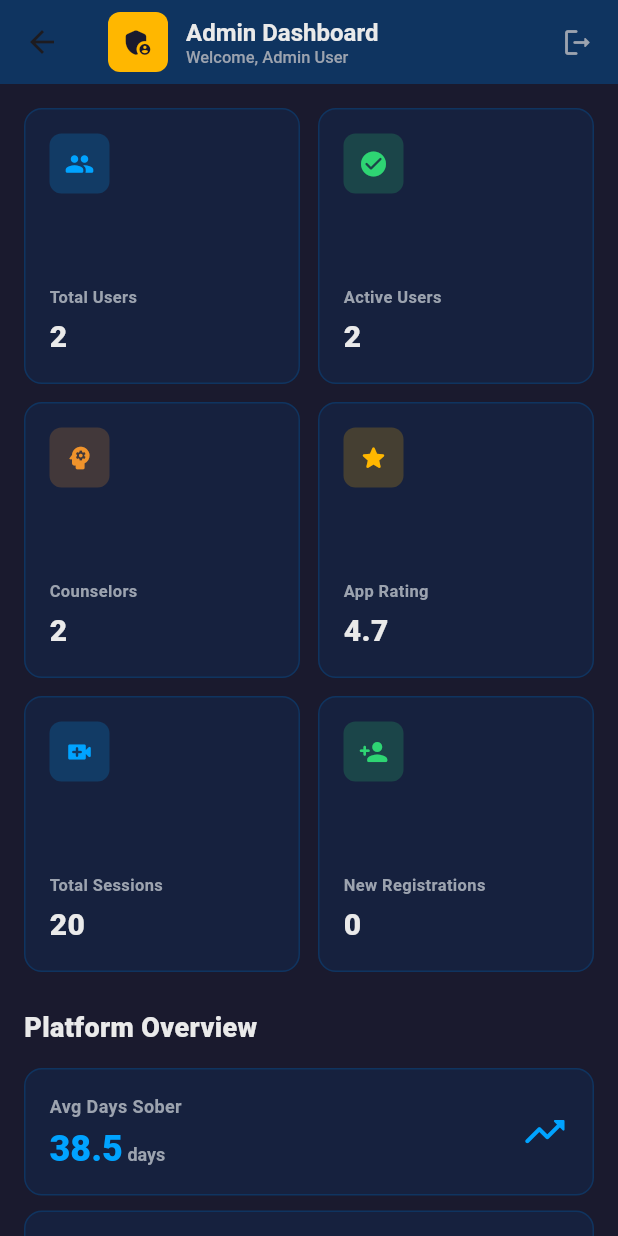
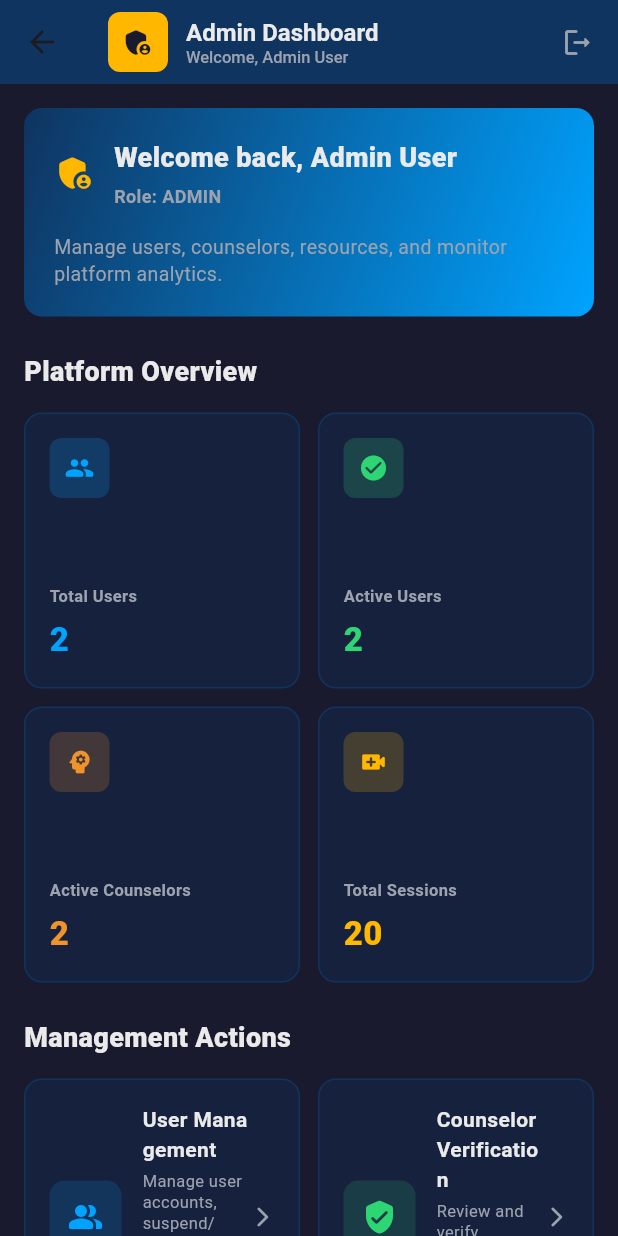
Before and after one commit to pmsdiwyanjalee/mindpath-app, a Flutter app: the AdminDashboardScreen screen opened by its route, on a phone screen of 412 x 824 dp. Run offline on Flutter 3.47's test engine with Material 3 defaults, Android fonts, the light colour scheme and no system bars; our stand-ins replace file_picker, shared_preferences; accounts and stored records are empty; generated files the repository leaves out were written again.

Commit message:
admin dashboard

```diff
--- a/lib/admin/admin_dashboard_screen.dart
+++ b/lib/admin/admin_dashboard_screen.dart
@@ -112,46 +112,67 @@ class _AdminDashboardScreenState extends State<AdminDashboardScreen> {
               child: Column(
                 crossAxisAlignment: CrossAxisAlignment.start,
                 children: [
-                  // ── Stats Grid ────────────────────────────────────────────
-                  GridView.count(
-                    crossAxisCount: 2,
-                    crossAxisSpacing: 12,
-                    mainAxisSpacing: 12,
-                    shrinkWrap: true,
-                    physics: const NeverScrollableScrollPhysics(),
+                  // ── Welcome Header ────────────────────────────────────────
+                  Container(
+                    width: double.infinity,
+                    padding: const EdgeInsets.all(20),
+                    decoration: BoxDecoration(
+                      gradient: const LinearGradient(
+                        colors: [_surface, _accentBlue],
+                        begin: Alignment.topLeft,
+                        end: Alignment.bottomRight,
+                      ),
+                      borderRadius: BorderRadius.circular(12),
+                    ),
+                    child: Column(
+                      crossAxisAlignment: CrossAxisAlignment.start,
                       children: [
-                      _statCard('Total Users', _analytics.totalUsers.toString(),
-                          Icons.people_rounded, _accentBlue),
-                      _statCard(
-                          'Active Users',
-                          _analytics.activeUsers.toString(),
-                          Icons.check_circle_rounded,
-                          _successGreen),
-                      _statCard(
-                          'Counselors',
-                          _analytics.activeCounselors.toString(),
-                          Icons.psychology_rounded,
-                          _warningOrange),
-                      _statCard(
-                          'App Rating',
-                          _analytics.appRating.toStringAsFixed(1),
-                          Icons.star_rounded,
-                          _accentGold),
-                      _statCard(
-                          'Total Sessions',
-                          _analytics.totalSessions.toString(),
-                          Icons.video_call_rounded,
-                          _accentBlue),
-                      _statCard(
-                          'New Registrations',
-                          _analytics.newRegistrations.toString(),
-                          Icons.person_add_rounded,
-                          _successGreen),
+                        Row(
+                          children: [
+                            const Icon(Icons.admin_panel_settings_rounded,
+                                color: _accentGold, size: 28),
+                            const SizedBox(width: 12),
+                            Expanded(
+                              child: Column(
+                                crossAxisAlignment: CrossAxisAlignment.start,
+                                children: [
+                                  Text(
+                                    'Welcome back, ${widget.adminUser.fullName}',
+                                    style: const TextStyle(
+                                      color: _textLight,
+                                      fontSize: 18,
+                                      fontWeight: FontWeight.w800,
+                                    ),
+                                  ),
+                                  const SizedBox(height: 4),
+                                  Text(
+                                    'Role: ${widget.adminUser.role.replaceAll('_', ' ').toUpperCase()}',
+                                    style: const TextStyle(
+                                      color: _textMuted,
+                                      fontSize: 12,
+                                      fontWeight: FontWeight.w600,
+                                    ),
+                                  ),
                                 ],
+                              ),
+                            ),
+                          ],
+                        ),
+                        const SizedBox(height: 16),
+                        const Text(
+                          'Manage users, counselors, resources, and monitor platform analytics.',
+                          style: TextStyle(
+                            color: _textMuted,
+                            fontSize: 13,
+                            height: 1.4,
+                          ),
+                        ),
+                      ],
+                    ),
                   ),
                   const SizedBox(height: 24),
 
-                  // ── Quick Stats ───────────────────────────────────────────
+                  // ── Key Metrics ───────────────────────────────────────────
                   const Text(
                     'Platform Overview',
                     style: TextStyle(
@@ -161,22 +182,44 @@ class _AdminDashboardScreenState extends State<AdminDashboardScreen> {
                     ),
                   ),
                   const SizedBox(height: 14),
-                  _quickStatsCard(
-                      'Avg Days Sober',
-                      _analytics.averageDaysSober.toStringAsFixed(1),
-                      'days',
-                      _accentBlue),
-                  const SizedBox(height: 10),
-                  _quickStatsCard(
-                      'Appointments',
-                      _analytics.appointmentsScheduled.toString(),
-                      'scheduled',
-                      _successGreen),
+                  GridView.count(
+                    crossAxisCount: 2,
+                    crossAxisSpacing: 12,
+                    mainAxisSpacing: 12,
+                    shrinkWrap: true,
+                    physics: const NeverScrollableScrollPhysics(),
+                    children: [
+                      _metricCard(
+                        'Total Users',
+                        _analytics.totalUsers.toString(),
+                        Icons.people_rounded,
+                        _accentBlue,
+                      ),
+                      _metricCard(
+                        'Active Users',
+                        _analytics.activeUsers.toString(),
+                        Icons.check_circle_rounded,
+                        _successGreen,
+                      ),
+                      _metricCard(
+                        'Active Counselors',
+                        _analytics.activeCounselors.toString(),
+                        Icons.psychology_rounded,
+                        _warningOrange,
+                      ),
+                      _metricCard(
+                        'Total Sessions',
+                        _analytics.totalSessions.toString(),
+                        Icons.video_call_rounded,
+                        _accentGold,
+                      ),
+                    ],
+                  ),
                   const SizedBox(height: 24),
 
-                  // ── Management Options ────────────────────────────────────
+                  // ── Management Actions ─────────────────────────────────────
                   const Text(
-                    'Management',
+                    'Management Actions',
                     style: TextStyle(
                       color: _textLight,
                       fontSize: 18,
@@ -184,48 +227,126 @@ class _AdminDashboardScreenState extends State<AdminDashboardScreen> {
                     ),
                   ),
                   const SizedBox(height: 14),
-                  _managementButton(
+                  GridView.count(
+                    crossAxisCount: 2,
+                    crossAxisSpacing: 12,
+                    mainAxisSpacing: 12,
+                    shrinkWrap: true,
+                    physics: const NeverScrollableScrollPhysics(),
+                    children: [
+                      _actionCard(
                         'User Management',
-                    'View, manage, and suspend users',
+                        'Manage user accounts, suspend/activate users',
                         Icons.people_alt_rounded,
                         _accentBlue,
                         () => Navigator.pushNamed(context, '/admin-users'),
                       ),
-                  const SizedBox(height: 10),
-                  _managementButton(
-                    'Counselor Management',
-                    'Verify and manage counselor profiles',
-                    Icons.person_outline_rounded,
-                    _warningOrange,
+                      _actionCard(
+                        'Counselor Verification',
+                        'Review and verify counselor applications',
+                        Icons.verified_user_rounded,
+                        _successGreen,
                         () => Navigator.pushNamed(context, '/admin-counselors'),
                       ),
-                  const SizedBox(height: 10),
-                  _managementButton(
-                    'Resources Management',
-                    'Create, edit, and publish resources',
+                      _actionCard(
+                        'Resource Management',
+                        'Publish and manage recovery resources',
                         Icons.library_books_rounded,
-                    _successGreen,
+                        _warningOrange,
                         () => Navigator.pushNamed(context, '/admin-resources'),
                       ),
-                  const SizedBox(height: 10),
-                  _managementButton(
-                    'Analytics & Reports',
-                    'View detailed analytics and reports',
-                    Icons.bar_chart_rounded,
+                      _actionCard(
+                        'Support Tickets',
+                        'Handle user support requests',
+                        Icons.support_agent_rounded,
                         _accentGold,
-                    () => Navigator.pushNamed(context, '/admin-analytics'),
+                        () => Navigator.pushNamed(context, '/admin-support'),
                       ),
-                  const SizedBox(height: 10),
-                  _managementButton(
-                    'Support Tickets',
-                    'Manage user support tickets',
-                    Icons.support_agent_rounded,
-                    _accentBlue,
-                    () => Navigator.pushNamed(context, '/admin-support'),
+                    ],
                   ),
                   const SizedBox(height: 24),
 
-                  // ── Admin Info ────────────────────────────────────────────
+                  // ── Analytics & Reports ────────────────────────────────────
+                  const Text(
+                    'Analytics & Reports',
+                    style: TextStyle(
+                      color: _textLight,
+                      fontSize: 18,
+                      fontWeight: FontWeight.w800,
+                    ),
+                  ),
+                  const SizedBox(height: 14),
+                  _actionCard(
+                    'View Detailed Analytics',
+                    'Comprehensive platform metrics and insights',
+                    Icons.analytics_rounded,
+                    _accentBlue,
+                    () => Navigator.pushNamed(context, '/admin-analytics'),
+                    isFullWidth: true,
+                  ),
+                  const SizedBox(height: 24),
+
+                  // ── Quick Stats ───────────────────────────────────────────
+                  const Text(
+                    'Quick Stats',
+                    style: TextStyle(
+                      color: _textLight,
+                      fontSize: 18,
+                      fontWeight: FontWeight.w800,
+                    ),
+                  ),
+                  const SizedBox(height: 14),
+                  Container(
+                    padding: const EdgeInsets.all(16),
+                    decoration: BoxDecoration(
+                      color: _cardBg,
+                      borderRadius: BorderRadius.circular(12),
+                      border: Border.all(color: _surface, width: 1),
+                    ),
+                    child: Column(
+                      children: [
+                        _quickStatRow(
+                          'New Registrations (30 days)',
+                          _analytics.newRegistrations.toString(),
+                          Icons.person_add_rounded,
+                          _successGreen,
+                        ),
+                        const Divider(color: Color(0xFF2A3E5A), height: 16),
+                        _quickStatRow(
+                          'App Rating',
+                          _analytics.appRating.toStringAsFixed(1),
+                          Icons.star_rounded,
+                          _accentGold,
+                        ),
+                        const Divider(color: Color(0xFF2A3E5A), height: 16),
+                        _quickStatRow(
+                          'Avg Days Sober',
+                          _analytics.averageDaysSober.toStringAsFixed(1),
+                          Icons.trending_up_rounded,
+                          _accentBlue,
+                        ),
+                        const Divider(color: Color(0xFF2A3E5A), height: 16),
+                        _quickStatRow(
+                          'Scheduled Appointments',
+                          _analytics.appointmentsScheduled.toString(),
+                          Icons.calendar_today_rounded,
+                          _warningOrange,
+                        ),
+                      ],
+                    ),
+                  ),
+                  const SizedBox(height: 24),
+
+                  // ── System Status ──────────────────────────────────────────
+                  const Text(
+                    'System Status',
+                    style: TextStyle(
+                      color: _textLight,
+                      fontSize: 18,
+                      fontWeight: FontWeight.w800,
+                    ),
+                  ),
+                  const SizedBox(height: 14),
                   Container(
                     padding: const EdgeInsets.all(16),
                     decoration: BoxDecoration(
@@ -236,52 +357,42 @@ class _AdminDashboardScreenState extends State<AdminDashboardScreen> {
                     child: Row(
                       children: [
                         Container(
-                          width: 50,
-                          height: 50,
+                          width: 12,
+                          height: 12,
                           decoration: BoxDecoration(
-                            color: _accentGold.withValues(alpha: 0.2),
-                            borderRadius: BorderRadius.circular(8),
-                          ),
-                          child: const Center(
-                            child: Icon(Icons.admin_panel_settings_rounded,
-                                color: _accentGold, size: 24),
+                            color: _successGreen,
+                            borderRadius: BorderRadius.circular(6),
                           ),
                         ),
-                        const SizedBox(width: 14),
-                        Expanded(
-                          child: Column(
-                            crossAxisAlignment: CrossAxisAlignment.start,
-                            children: [
-                              Text(
-                                widget.adminUser.fullName,
-                                style: const TextStyle(
+                        const SizedBox(width: 12),
+                        const Expanded(
+                          child: Text(
+                            'All systems operational',
+                            style: TextStyle(
                               color: _textLight,
                               fontSize: 14,
-                                  fontWeight: FontWeight.w700,
+                              fontWeight: FontWeight.w600,
+                            ),
                           ),
                         ),
                         Text(
-                                '${widget.adminUser.role} • ${widget.adminUser.email}',
+                          'Last updated: ${DateTime.now().toString().split('.')[0]}',
                           style: const TextStyle(
                             color: _textMuted,
                             fontSize: 11,
-                                  fontWeight: FontWeight.w500,
                           ),
                         ),
                       ],
                     ),
                   ),
-                      ],
-                    ),
-                  ),
-                  const SizedBox(height: 24),
+                  const SizedBox(height: 16),
                 ],
               ),
             ),
     );
   }
 
-  Widget _statCard(String label, String value, IconData icon, Color color) {
+  Widget _metricCard(String label, String value, IconData icon, Color color) {
     return Container(
       decoration: BoxDecoration(
         color: _cardBg,
@@ -315,12 +426,12 @@ class _AdminDashboardScreenState extends State<AdminDashboardScreen> {
                   fontWeight: FontWeight.w600,
                 ),
               ),
-              const SizedBox(height: 4),
+              const SizedBox(height: 6),
               Text(
                 value,
-                style: const TextStyle(
-                  color: _textLight,
-                  fontSize: 20,
+                style: TextStyle(
+                  color: color,
+                  fontSize: 22,
                   fontWeight: FontWeight.w800,
                 ),
               ),
@@ -331,76 +442,27 @@ class _AdminDashboardScreenState extends State<AdminDashboardScreen> {
     );
   }
 
-  Widget _quickStatsCard(
-      String label, String value, String suffix, Color color) {
-    return Container(
+  Widget _actionCard(String title, String subtitle, IconData icon, Color color,
+      VoidCallback onTap,
+      {bool isFullWidth = false}) {
+    final card = Container(
       decoration: BoxDecoration(
         color: _cardBg,
         borderRadius: BorderRadius.circular(12),
         border: Border.all(color: _surface, width: 1),
       ),
-      padding: const EdgeInsets.all(16),
-      child: Row(
-        mainAxisAlignment: MainAxisAlignment.spaceBetween,
-        children: [
-          Column(
-            crossAxisAlignment: CrossAxisAlignment.start,
-            children: [
-              Text(
-                label,
-                style: const TextStyle(
-                  color: _textMuted,
-                  fontSize: 12,
-                  fontWeight: FontWeight.w600,
-                ),
-              ),
-              const SizedBox(height: 6),
-              RichText(
-                text: TextSpan(
-                  children: [
-                    TextSpan(
-                      text: value,
-                      style: TextStyle(
-                        color: color,
-                        fontSize: 24,
-                        fontWeight: FontWeight.w800,
-                      ),
-                    ),
-                    TextSpan(
-                      text: ' $suffix',
-                      style: const TextStyle(
-                        color: _textMuted,
-                        fontSize: 12,
-                        fontWeight: FontWeight.w600,
-                      ),
-                    ),
-                  ],
-                ),
-              ),
-            ],
-          ),
-          Icon(Icons.trending_up_rounded, color: color, size: 32),
-        ],
-      ),
-    );
-  }
-
-  Widget _managementButton(String title, String description, IconData icon,
-      Color color, VoidCallback onTap) {
-    return GestureDetector(
+      child: Material(
+        color: Colors.transparent,
+        child: InkWell(
           onTap: onTap,
-      child: Container(
-        decoration: BoxDecoration(
-          color: _cardBg,
           borderRadius: BorderRadius.circular(12),
-          border: Border.all(color: _surface, width: 1),
-        ),
+          child: Padding(
             padding: const EdgeInsets.all(16),
             child: Row(
               children: [
                 Container(
-              width: 50,
-              height: 50,
+                  width: 48,
+                  height: 48,
                   decoration: BoxDecoration(
                     color: color.withValues(alpha: 0.15),
                     borderRadius: BorderRadius.circular(10),
@@ -422,22 +484,71 @@ class _AdminDashboardScreenState extends State<AdminDashboardScreen> {
                           fontWeight: FontWeight.w700,
                         ),
                       ),
-                  const SizedBox(height: 2),
+                      const SizedBox(height: 4),
                       Text(
-                    description,
+                        subtitle,
                         style: const TextStyle(
                           color: _textMuted,
                           fontSize: 11,
-                      fontWeight: FontWeight.w500,
+                          height: 1.3,
                         ),
                       ),
                     ],
                   ),
                 ),
-            Icon(Icons.arrow_forward_ios_rounded, color: _textMuted, size: 16),
+                Icon(Icons.arrow_forward_ios_rounded,
+                    color: _textMuted, size: 16),
               ],
             ),
           ),
+        ),
+      ),
+    );
+
+    if (isFullWidth) {
+      return card;
+    }
+
+    return card;
+  }
+
+  Widget _quickStatRow(String label, String value, IconData icon, Color color) {
+    return Row(
+      mainAxisAlignment: MainAxisAlignment.spaceBetween,
+      children: [
+        Row(
+          children: [
+            Container(
+              width: 32,
+              height: 32,
+              decoration: BoxDecoration(
+                color: color.withValues(alpha: 0.15),
+                borderRadius: BorderRadius.circular(6),
+              ),
+              child: Center(
+                child: Icon(icon, color: color, size: 16),
+              ),
+            ),
+            const SizedBox(width: 12),
+            Text(
+              label,
+              style: const TextStyle(
+                color: _textLight,
+                fontSize: 13,
+                fontWeight: FontWeight.w600,
+              ),
+            ),
+          ],
+        ),
+        Text(
+          value,
+          style: TextStyle(
+            color: color,
+            fontSize: 16,
+            fontWeight: FontWeight.w800,
+          ),
+        ),
+      ],
     );
   }
 }
--- a/lib/admin/admin_login_screen.dart
+++ b/lib/admin/admin_login_screen.dart
@@ -53,8 +53,7 @@ class _AdminLoginScreenState extends State<AdminLoginScreen> {
     if (!mounted) return;
 
     if (adminUser != null) {
-      Navigator.of(context)
-          .pushReplacementNamed('/admin-dashboard', arguments: adminUser);
+      Navigator.of(context).pushNamed('/admin-dashboard', arguments: adminUser);
     } else {
       setState(() {
         _errorMessage = 'Invalid email or password';
```
Lines whose indentation alone changed are shown as unchanged.
